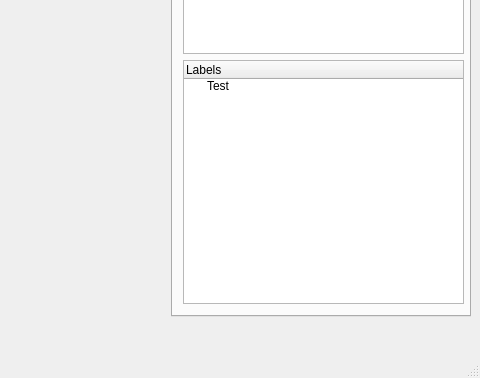
Above: gui/mainGUI.ui from jdreaver/sketchrec before the change; both pictures show x 920 to 1400 and y 422 to 800 of the 1400 by 800 pixel window. Below: the same form after it.
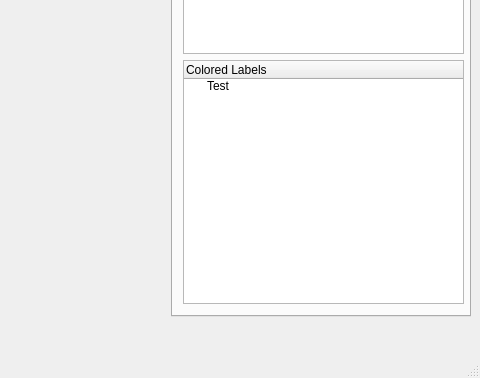
That is the form after the change. Custom widgets are drawn as their Qt base class.

Patch:
```diff
--- a/gui/mainGUI.ui
+++ b/gui/mainGUI.ui
@@ -111,9 +111,12 @@
            <property name="columnCount">
             <number>1</number>
            </property>
+           <attribute name="headerVisible">
+            <bool>true</bool>
+           </attribute>
            <column>
             <property name="text">
-             <string>Labels</string>
+             <string>Colored Labels</string>
             </property>
            </column>
            <item>
```
